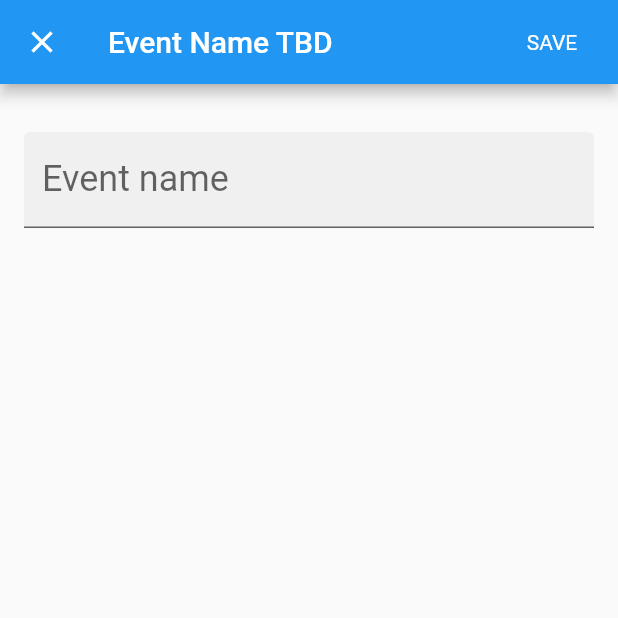
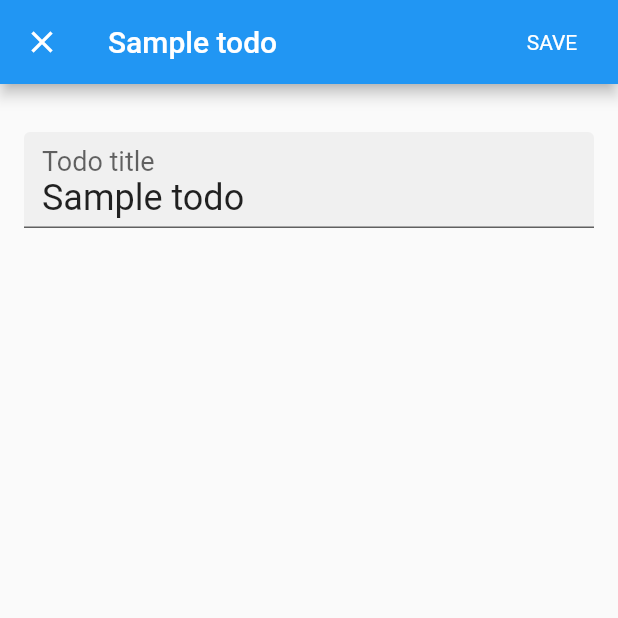
Before and after one commit to roadman/flutter-nikka, a Flutter app: the screen it shows after launch, after a tap on "Sample todo", on a phone screen of 412 x 824 dp, the top half of it. Run offline on Flutter 3.47's test engine with Material 2 defaults, Android fonts, the phone set to English and light mode, and no system bars.

Commit message:
impliment: set edit todo name widget init value

```diff
--- a/lib/todo_dialog.dart
+++ b/lib/todo_dialog.dart
@@ -16,18 +16,27 @@ enum DismissDialogAction {
 }
 
 class TodoDialog extends StatefulWidget {
+  String _eventName;
+
+  TodoDialog(String eventName) {
+    this._eventName = eventName;
+  }
   @override
-  TodoDialogState createState() => new TodoDialogState();
+  TodoDialogState createState() => new TodoDialogState(_eventName);
 }
 
 class TodoDialogState extends State<TodoDialog> {
   bool _saveNeeded = false;
-  bool _hasLocation = false;
   bool _hasName = false;
   String _eventName;
 
+  TodoDialogState(String eventName) {
+    this._eventName = eventName;
+    this._hasName = true;
+  }
+
   Future<bool> _onWillPop() async {
-    _saveNeeded = _hasLocation || _hasName || _saveNeeded;
+    _saveNeeded = _hasName || _saveNeeded;
     if (!_saveNeeded)
       return true;
 
@@ -86,8 +95,11 @@ class TodoDialogState extends State<TodoDialog> {
               padding: const EdgeInsets.symmetric(vertical: 8.0),
               alignment: Alignment.bottomLeft,
               child: new TextField(
+                controller: new TextEditingController(
+                  text: _eventName
+                ),
                 decoration: const InputDecoration(
-                  labelText: 'Event name',
+                  labelText: 'Todo title',
                   filled: true
                 ),
                 style: theme.textTheme.headline,
--- a/lib/todo_table.dart
+++ b/lib/todo_table.dart
@@ -59,7 +59,7 @@ class _DataTableDemoState extends State<TodoTable> {
                   child: new Text(_todos[index].name),
                   onPressed: () {
                     Navigator.push(context, new MaterialPageRoute<DismissDialogAction>(
-                      builder: (BuildContext context) => new TodoDialog(),
+                      builder: (BuildContext context) => new TodoDialog(_todos[index].name),
                       fullscreenDialog: true,
                     ));
                   }
```
